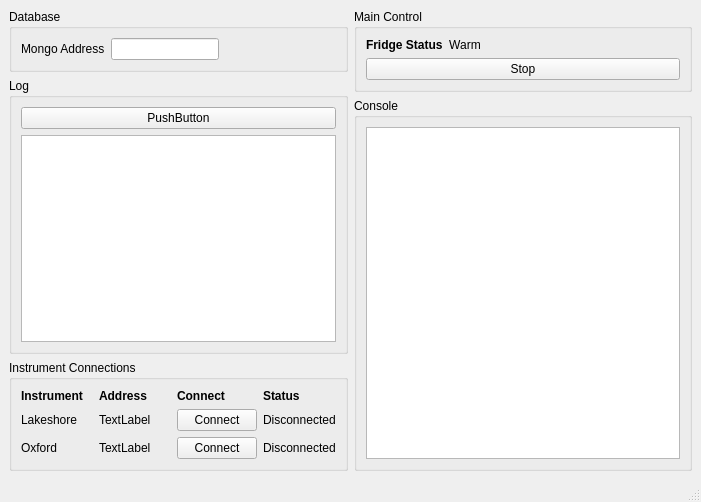
First picture: the form in python/DRGUI.ui, repository Plourde-Research-Lab/Lab-Control, before the edit.
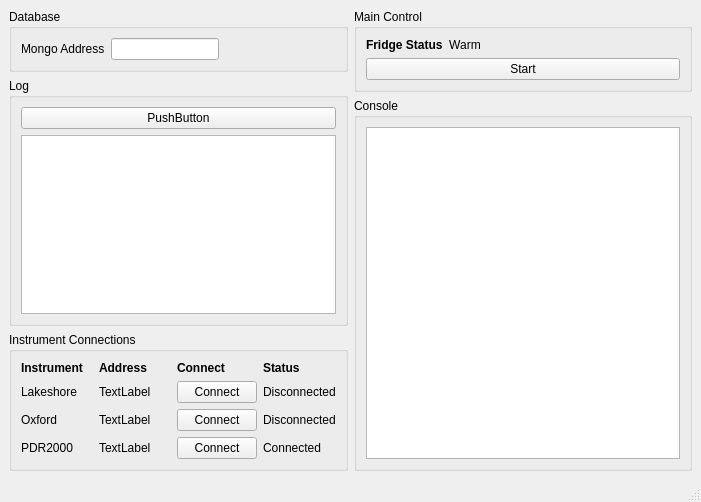
Second picture: the form after the edit.

Commit message: DR1 GUI and settings

The edit to the form file:
```diff
--- a/python/DRGUI.ui
+++ b/python/DRGUI.ui
@@ -258,6 +258,52 @@
              </property>
             </widget>
            </item>
+           <item row="3" column="0">
+            <widget class="QLabel" name="label_101">
+             <property name="sizePolicy">
+              <sizepolicy hsizetype="Preferred" vsizetype="Fixed">
+               <horstretch>0</horstretch>
+               <verstretch>0</verstretch>
+              </sizepolicy>
+             </property>
+             <property name="text">
+              <string>PDR2000</string>
+             </property>
+            </widget>
+           </item>
+           <item row="3" column="1">
+            <widget class="QLabel" name="instr2Address">
+             <property name="sizePolicy">
+              <sizepolicy hsizetype="Preferred" vsizetype="Fixed">
+               <horstretch>0</horstretch>
+               <verstretch>0</verstretch>
+              </sizepolicy>
+             </property>
+             <property name="text">
+              <string>TextLabel</string>
+             </property>
+            </widget>
+           </item>
+           <item row="3" column="2">
+            <widget class="QPushButton" name="instr2Connect">
+             <property name="text">
+              <string>Connect</string>
+             </property>
+            </widget>
+           </item>
+           <item row="3" column="3">
+            <widget class="QLabel" name="instr2Status">
+             <property name="sizePolicy">
+              <sizepolicy hsizetype="Preferred" vsizetype="Fixed">
+               <horstretch>0</horstretch>
+               <verstretch>0</verstretch>
+              </sizepolicy>
+             </property>
+             <property name="text">
+              <string>Connected</string>
+             </property>
+            </widget>
+           </item>
           </layout>
          </item>
         </layout>
@@ -329,7 +375,7 @@
               </sizepolicy>
              </property>
              <property name="text">
-              <string>Stop</string>
+              <string>Start</string>
              </property>
             </widget>
            </item>
```
The commit also changes 3 other files.
